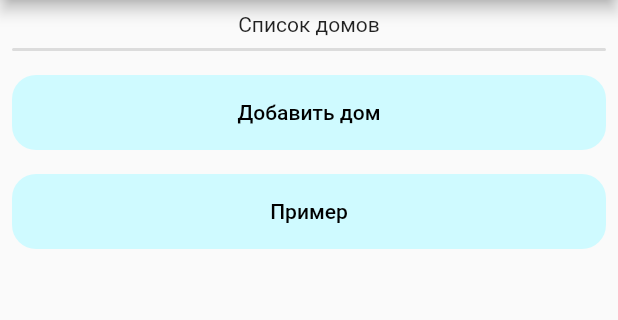
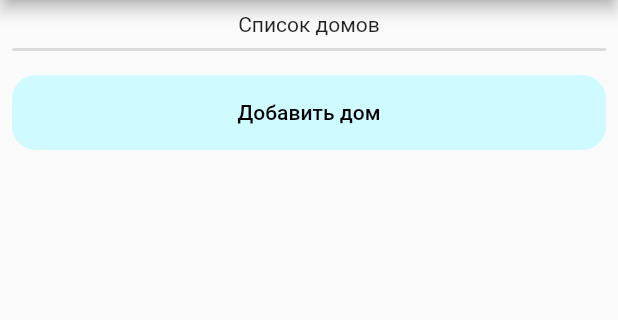
Before and after one commit to CpedaMonsterEnergyLover/BlockHouseCalculator, a Flutter app: the screen it shows after launch, on a phone screen of 412 x 824 dp, the part 84-404 px from its top. Run offline on Flutter 3.47's test engine with Material 2 defaults, Android fonts, the phone set to English and light mode, and no system bars.

Commit message:
примеров не будет

```diff
--- a/lib/pages/home/home.dart
+++ b/lib/pages/home/home.dart
@@ -117,11 +117,6 @@ class _HomePageState extends State<HomePage> {
               },
               longPressCallback: () {},
             ),
-            GeneralButton(
-              text: "Пример",
-              callback: () {},
-              longPressCallback: () {},
-            )
           ],
         ));
   }
```
